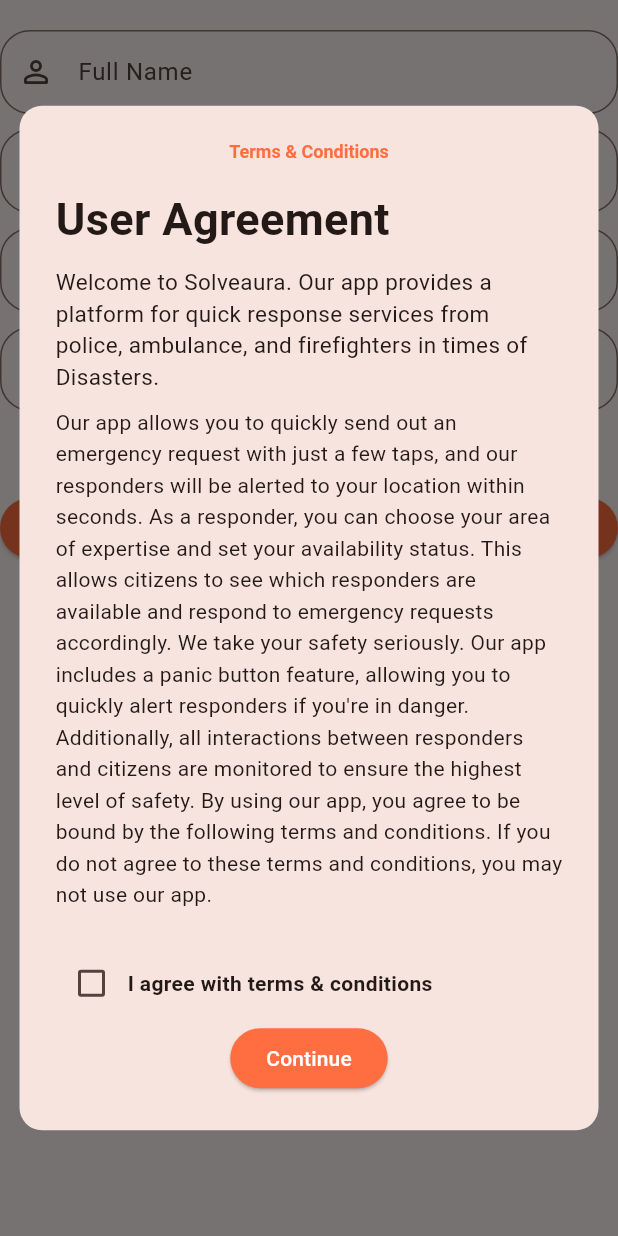
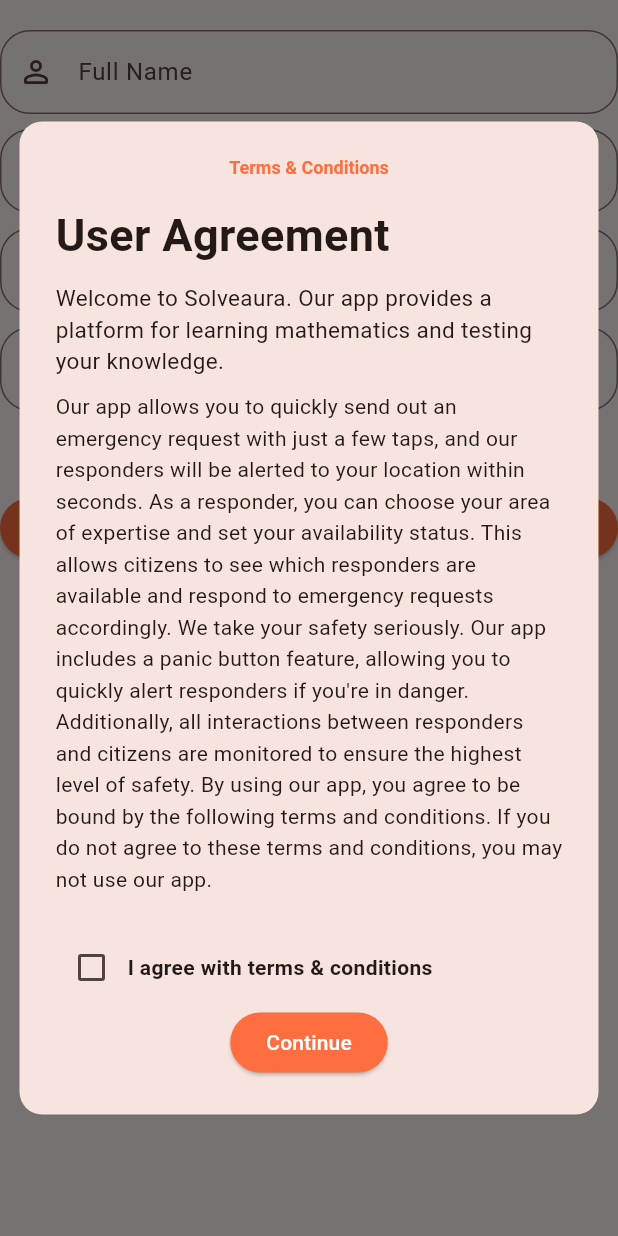
Before and after one commit to akebu6/SOLVEAURA, a Flutter app: the SignupFormWidget widget shown alone on an empty page, opened directly, after a tap on "SIGN UP", on a phone screen of 412 x 824 dp. Run offline on Flutter 3.47's test engine with Material 2 defaults, Android fonts, the phone set to English and light mode, and no system bars; our stand-ins replace appinio_swiper, firebase_auth, firebase_core, firebase_database, flip_card, get; missing offline and left inert: alan_voice, flutter_session_manager, flutter_tex; accounts and stored records are empty.

```diff
--- a/SolveAura/lib/ui/User/controllers/auth/firebase_auth_services.dart
+++ b/SolveAura/lib/ui/User/controllers/auth/firebase_auth_services.dart
@@ -63,12 +63,11 @@ class AuthController extends GetxController {
 
         ref.child(value.user!.uid.toString()).set({
           'email': value.user!.email.toString(),
-          'password': password,
+          // 'password': password,
           'UserName': username,
           'Phone': Phone,
           'UserType': Usertype,
         });
-        // Get.offAll(()=>const LoginScreen());
         Get.snackbar("Success", "Sign Up Successfully");
       }).onError((error, stackTrace) {
         if (error.toString().contains("email-already-in-use")) {
--- a/SolveAura/lib/ui/User/signup/signUpForm.dart
+++ b/SolveAura/lib/ui/User/signup/signUpForm.dart
@@ -224,7 +224,7 @@ class _SignupFormWidgetState extends State<SignupFormWidget> {
                                           fontWeight: FontWeight.bold),
                                     ),
                                     Text(
-                                      "Welcome to Solveaura. Our app provides a platform for quick response services from police, ambulance, and firefighters in times of Disasters.",
+                                      "Welcome to Solveaura. Our app provides a platform for learning mathematics and testing your knowledge.",
                                       style: TextStyle(
                                           fontSize: 15, fontFamily: 'Roboto'),
                                     ),
```
